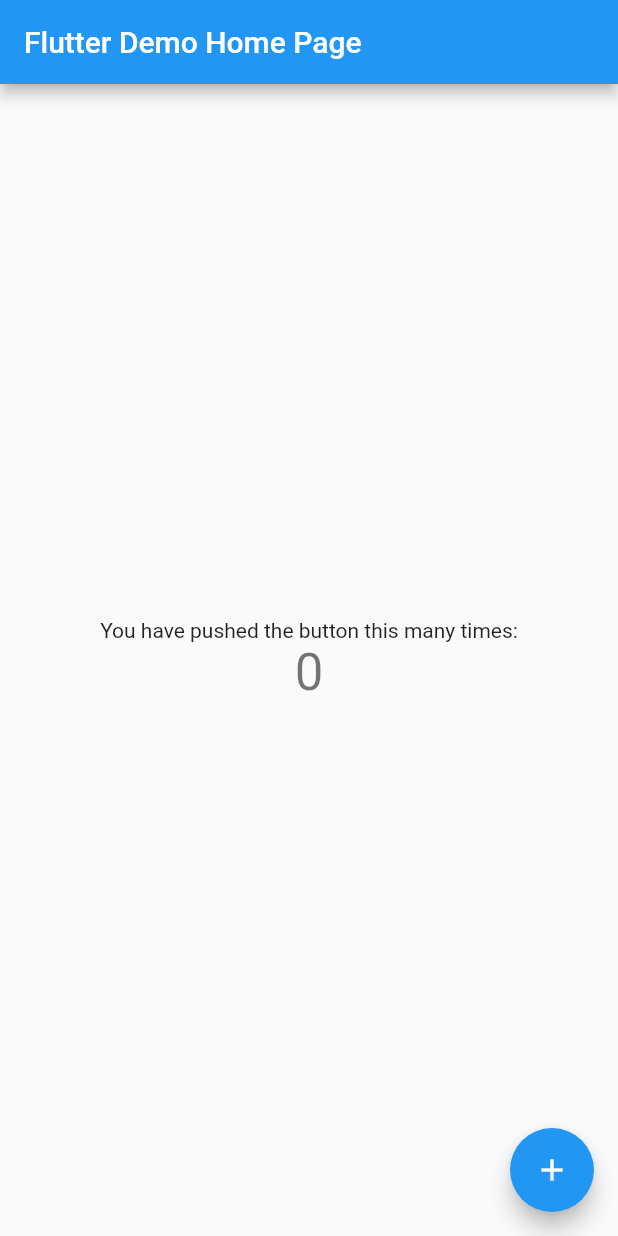
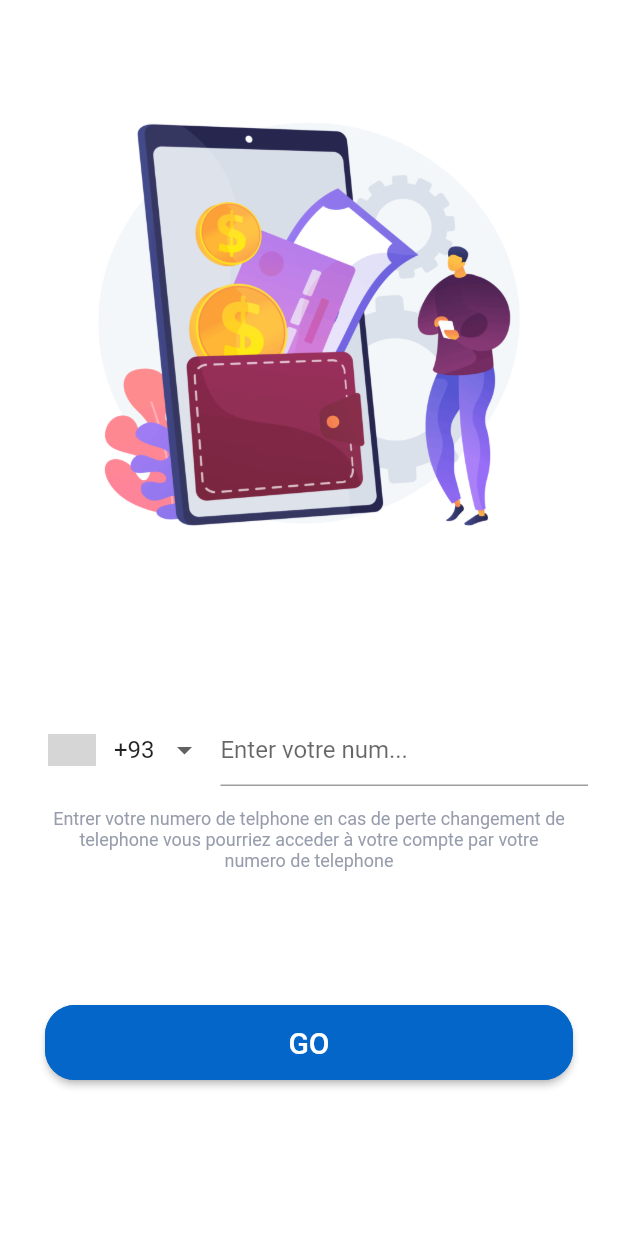
Before and after one commit to ElMehdiEchchad/Baztami-App-Flutter, a Flutter app: the screen it shows after launch, on a phone screen of 412 x 824 dp. Run offline on Flutter 3.47's test engine with Material 2 defaults, Android fonts, the phone set to English and light mode, and no system bars; drawn by our look-alikes of intl_phone_number_input; grey boxes are pictures that could not be loaded.

Commit message:
project structure

```diff
--- /dev/null
+++ b/lib/config/palette.dart
@@ -0,0 +1,13 @@
+import "package:flutter/material.dart";
+
+class Palette {
+  static const Color primaryLightColor = Color(0xFF0466C8);
+  static const Color primaryColor = Color(0xFF0353A4);
+  static const Color primaryHeadingColor = Color(0xFF023E7D);
+  static const Color primaryDark2Color = Color(0xFF001845);
+  static const Color primaryDarkColor = Color(0xFF001233);
+  static const Color grey3Color = Color(0xFF33415C);
+  static const Color grey2Color = Color(0xFF7D8597);
+  static const Color grey1Color = Color(0xFF979DAC);
+  static const Color backgroundColor = Colors.white;
+}
--- a/lib/main.dart
+++ b/lib/main.dart
@@ -1,3 +1,4 @@
+import 'package:baztami_app_flutter/screens/login.dart';
 import 'package:flutter/material.dart';
 
 void main() {
@@ -5,109 +6,15 @@
 }
 
 class MyApp extends StatelessWidget {
-  // This widget is the root of your application.
   @override
   Widget build(BuildContext context) {
     return MaterialApp(
-      title: 'Flutter Demo',
+      debugShowCheckedModeBanner: false,
+      title: 'Baztami',
       theme: ThemeData(
-        // This is the theme of your application.
-        //
-        // Try running your application with "flutter run". You'll see the
-        // application has a blue toolbar. Then, without quitting the app, try
-        // changing the primarySwatch below to Colors.green and then invoke
-        // "hot reload" (press "r" in the console where you ran "flutter run",
-        // or simply save your changes to "hot reload" in a Flutter IDE).
-        // Notice that the counter didn't reset back to zero; the application
-        // is not restarted.
         primarySwatch: Colors.blue,
       ),
-      home: MyHomePage(title: 'Flutter Demo Home Page'),
+      home: Login(),
     );
   }
 }
-
-class MyHomePage extends StatefulWidget {
-  MyHomePage({Key? key, required this.title}) : super(key: key);
-
-  // This widget is the home page of your application. It is stateful, meaning
-  // that it has a State object (defined below) that contains fields that affect
-  // how it looks.
-
-  // This class is the configuration for the state. It holds the values (in this
-  // case the title) provided by the parent (in this case the App widget) and
-  // used by the build method of the State. Fields in a Widget subclass are
-  // always marked "final".
-
-  final String title;
-
-  @override
-  _MyHomePageState createState() => _MyHomePageState();
-}
-
-class _MyHomePageState extends State<MyHomePage> {
-  int _counter = 0;
-
-  void _incrementCounter() {
-    setState(() {
-      // This call to setState tells the Flutter framework that something has
-      // changed in this State, which causes it to rerun the build method below
-      // so that the display can reflect the updated values. If we changed
-      // _counter without calling setState(), then the build method would not be
-      // called again, and so nothing would appear to happen.
-      _counter++;
-    });
-  }
-
-  @override
-  Widget build(BuildContext context) {
-    // This method is rerun every time setState is called, for instance as done
-    // by the _incrementCounter method above.
-    //
-    // The Flutter framework has been optimized to make rerunning build methods
-    // fast, so that you can just rebuild anything that needs updating rather
-    // than having to individually change instances of widgets.
-    return Scaffold(
-      appBar: AppBar(
-        // Here we take the value from the MyHomePage object that was created by
-        // the App.build method, and use it to set our appbar title.
-        title: Text(widget.title),
-      ),
-      body: Center(
-        // Center is a layout widget. It takes a single child and positions it
-        // in the middle of the parent.
-        child: Column(
-          // Column is also a layout widget. It takes a list of children and
-          // arranges them vertically. By default, it sizes itself to fit its
-          // children horizontally, and tries to be as tall as its parent.
-          //
-          // Invoke "debug painting" (press "p" in the console, choose the
-          // "Toggle Debug Paint" action from the Flutter Inspector in Android
-          // Studio, or the "Toggle Debug Paint" command in Visual Studio Code)
-          // to see the wireframe for each widget.
-          //
-          // Column has various properties to control how it sizes itself and
-          // how it positions its children. Here we use mainAxisAlignment to
-          // center the children vertically; the main axis here is the vertical
-          // axis because Columns are vertical (the cross axis would be
-          // horizontal).
-          mainAxisAlignment: MainAxisAlignment.center,
-          children: <Widget>[
-            Text(
-              'You have pushed the button this many times:',
-            ),
-            Text(
-              '$_counter',
-              style: Theme.of(context).textTheme.headline4,
-            ),
-          ],
-        ),
-      ),
-      floatingActionButton: FloatingActionButton(
-        onPressed: _incrementCounter,
-        tooltip: 'Increment',
-        child: Icon(Icons.add),
-      ), // This trailing comma makes auto-formatting nicer for build methods.
-    );
-  }
-}
--- /dev/null
+++ b/lib/screens/login.dart
@@ -0,0 +1,116 @@
+import 'package:baztami_app_flutter/config/palette.dart';
+import 'package:flutter/material.dart';
+import 'package:intl_phone_number_input/intl_phone_number_input.dart';
+
+import 'nav_bottom_bar.dart';
+
+class Login extends StatefulWidget {
+  @override
+  _LoginState createState() => _LoginState();
+}
+
+class _LoginState extends State<Login> {
+  @override
+  Widget build(BuildContext context) {
+    return SafeArea(
+      child: Scaffold(
+        backgroundColor: Palette.backgroundColor,
+        body: Container(
+          padding: EdgeInsets.all(20),
+          child: Column(
+            mainAxisAlignment: MainAxisAlignment.center,
+            children: [
+              Flexible(child: _uildWelcomeImage()),
+              Flexible(child: InternationalPhoneInput()),
+            ],
+          ),
+        ),
+      ),
+    );
+  }
+}
+
+Widget _uildWelcomeImage() {
+  return Container(
+    child: Image.asset("assets/images/welcome_page_illustration.png"),
+  );
+}
+
+class InternationalPhoneInput extends StatefulWidget {
+  @override
+  _InternationalPhoneInputState createState() =>
+      _InternationalPhoneInputState();
+}
+
+class _InternationalPhoneInputState extends State<InternationalPhoneInput> {
+  PhoneNumber phoneNumber = PhoneNumber();
+
+  _handleInput(PhoneNumber value) {
+    setState(() {
+      phoneNumber = value;
+    });
+  }
+
+  _handleLogin() {
+    if (phoneNumber.dialCode.toString().length <
+        phoneNumber.phoneNumber.toString().length) {
+      //check number in firebase
+
+      Navigator.push(
+        context,
+        MaterialPageRoute(builder: (context) => NaVBottomBar()),
+      );
+    }
+  }
+
+  @override
+  Widget build(BuildContext context) {
+    return Container(
+      child: Column(
+        mainAxisAlignment: MainAxisAlignment.spaceEvenly,
+        children: [
+          Column(children: [
+            Center(
+              child: InternationalPhoneNumberInput(
+                hintText: "Enter votre num...",
+                onInputChanged: (PhoneNumber value) => _handleInput(value),
+              ),
+            ),
+            Padding(
+              padding: const EdgeInsets.all(15.0),
+              child: Text(
+                "Entrer votre numero de telphone en cas de perte changement de telephone vous pourriez acceder à votre compte par votre numero de telephone",
+                style: TextStyle(
+                  color: Palette.grey1Color,
+                  fontSize: 12,
+                ),
+                textAlign: TextAlign.center,
+              ),
+            )
+          ]),
+          ElevatedButton(
+            onPressed: () {
+              _handleLogin();
+            },
+            child: Text(
+              "GO",
+              style: TextStyle(
+                fontSize: 20,
+                fontWeight: FontWeight.w500,
+                color: Palette.backgroundColor,
+              ),
+            ),
+            style: ElevatedButton.styleFrom(
+              minimumSize: Size(MediaQuery.of(context).size.width - 60, 50),
+              side: BorderSide(width: 2.0, color: Palette.primaryLightColor),
+              shape: RoundedRectangleBorder(
+                borderRadius: BorderRadius.circular(20.0),
+              ),
+              primary: Palette.primaryLightColor,
+            ),
+          ),
+        ],
+      ),
+    );
+  }
+}
--- /dev/null
+++ b/lib/screens/nav_bottom_bar.dart
@@ -0,0 +1,15 @@
+import 'package:flutter/material.dart';
+
+class NaVBottomBar extends StatefulWidget {
+  @override
+  _NaVBottomBarState createState() => _NaVBottomBarState();
+}
+
+class _NaVBottomBarState extends State<NaVBottomBar> {
+  @override
+  Widget build(BuildContext context) {
+    return Container(
+      child: Scaffold(),
+    );
+  }
+}
```
Also changed, not shown: pubspec.yaml (+5 -3 lines), assets/images/welcome_page_illustration.png (added), pubspec.lock.
